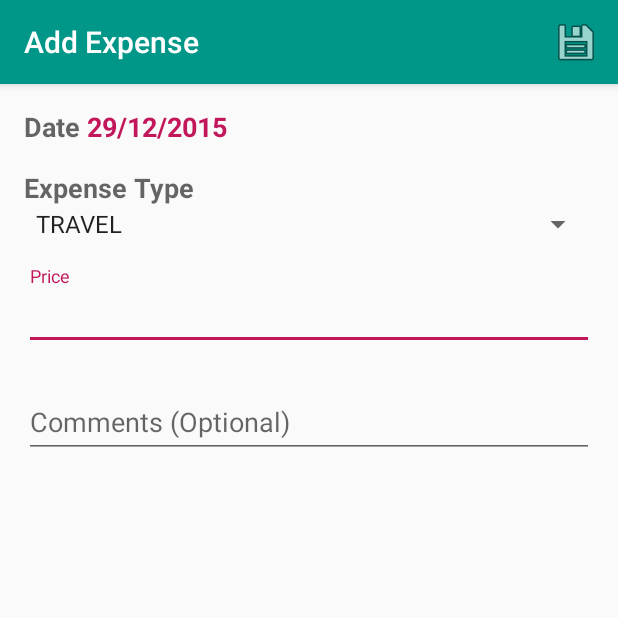
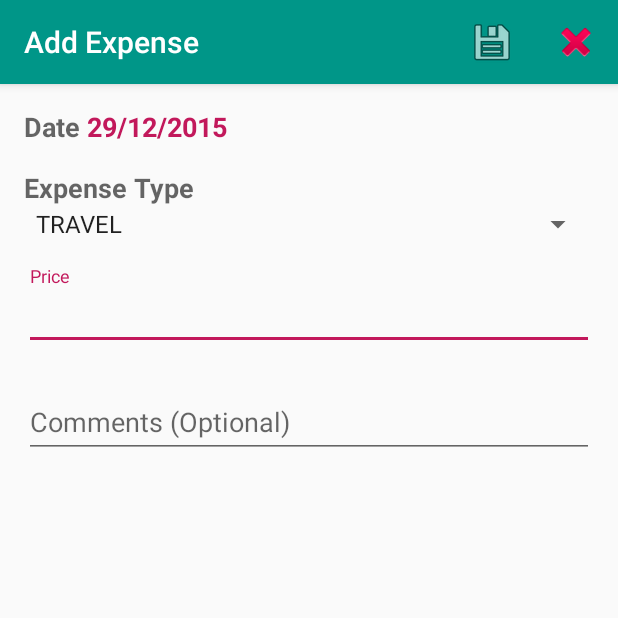
Before and after one commit to jayshildave/ExpenseTracker, an Android app: the screen it shows after launch (AddExpenseActivity), after a tap on "Add", on a phone screen of 412 x 824 dp, the top half of it. Run offline under Robolectric (Android 15) with nearby library versions, the phone set to English and light mode, and no system bars; libraries missing offline, so code that uses them is left out: com.orm, com.orm.query, com.wdullaer.materialdatetimepicker; 2 statements that could not run were skipped.

Commit message:
Added ability to delete a expense
Added ability to delete a expense

```diff
--- a/app/src/main/AndroidManifest.xml
+++ b/app/src/main/AndroidManifest.xml
@@ -29,7 +29,6 @@
             android:screenOrientation="portrait" />
         <activity
             android:name=".activity.WelcomeActivity"
-            android:label="@string/title_activity_welcome"
             android:screenOrientation="portrait">
             <intent-filter>
                 <action android:name="android.intent.action.MAIN" />
--- a/app/src/main/java/com/jd/app/android/expensetracker/activity/AddExpenseActivity.java
+++ b/app/src/main/java/com/jd/app/android/expensetracker/activity/AddExpenseActivity.java
@@ -1,5 +1,6 @@
 package com.jd.app.android.expensetracker.activity;
 
+import android.content.DialogInterface;
 import android.graphics.Color;
 import android.os.AsyncTask;
 import android.support.design.widget.TextInputLayout;
@@ -20,6 +21,7 @@ import android.widget.TextView;
 
 import com.jd.app.android.expensetracker.R;
 import com.jd.app.android.expensetracker.entity.Expense;
+import com.jd.app.android.expensetracker.utils.Util;
 import com.orm.query.Select;
 import com.wdullaer.materialdatetimepicker.date.DatePickerDialog;
 
@@ -45,6 +47,7 @@ public class AddExpenseActivity extends BaseActivity implements DatePickerDialog
 
     EditText miscellaneousTypeEditText;
     private long expenseId = -1L;
+    private Expense expense;
 
     @Override
     protected void onCreate(Bundle savedInstanceState) {
@@ -142,6 +145,9 @@ public class AddExpenseActivity extends BaseActivity implements DatePickerDialog
     @Override
     public boolean onCreateOptionsMenu(Menu menu) {
         getMenuInflater().inflate(R.menu.add_expense_menu, menu);
+        if (expenseId < 0) {
+            menu.getItem(1).setEnabled(false);
+        }
         return true;
     }
 
@@ -152,9 +158,23 @@ public class AddExpenseActivity extends BaseActivity implements DatePickerDialog
         //noinspection SimplifiableIfStatement
         if (id == R.id.action_save) {
             saveExpenseObject();
+        } else if (id == R.id.action_delete) {
+            deleteAllExpenses();
         }
 
         return super.onOptionsItemSelected(item);
+    }
+
+    void deleteAllExpenses() {
+        DialogInterface.OnClickListener positiveButtonListener = new DialogInterface.OnClickListener() {
+            @Override
+            public void onClick(DialogInterface dialog, int which) {
+                expense.delete();
+                finish();
+            }
+        };
+
+        Util.showConfirmationDialog(this, getString(R.string.delete_expense_message), getString(R.string.delete_label), getString(R.string.cancel_label), positiveButtonListener);
     }
 
     void saveExpenseObject() {
@@ -295,6 +315,7 @@ public class AddExpenseActivity extends BaseActivity implements DatePickerDialog
         protected void onPostExecute(Expense expense) {
             super.onPostExecute(expense);
             dismissProgress();
+            AddExpenseActivity.this.expense = expense;
             fillValues(expense);
         }
     }
--- a/app/src/main/java/com/jd/app/android/expensetracker/activity/WelcomeActivity.java
+++ b/app/src/main/java/com/jd/app/android/expensetracker/activity/WelcomeActivity.java
@@ -44,6 +44,9 @@ public class WelcomeActivity extends BaseActivity implements DayWiseFragment.OnD
     private DayWiseFragment dayWiseFragment;
     private String[] STORAGE_PERMISSION = {Manifest.permission.READ_EXTERNAL_STORAGE,
             Manifest.permission.WRITE_EXTERNAL_STORAGE};
+    private ViewPager viewPager;
+    private SectionsPagerAdapter sectionsPagerAdapter;
+    static final int REQUEST_EMAIL_CODE = 1001;
 
     @Override
     protected void onCreate(Bundle savedInstanceState) {
@@ -58,11 +61,11 @@ public class WelcomeActivity extends BaseActivity implements DayWiseFragment.OnD
 
         // Create the adapter that will return a fragment for each of the three
         // primary sections of the activity.
-        SectionsPagerAdapter sectionsPagerAdapter = new SectionsPagerAdapter(getSupportFragmentManager());
+        sectionsPagerAdapter = new SectionsPagerAdapter(getSupportFragmentManager());
 
 
         // Set up the ViewPager with the sections adapter.
-        final ViewPager viewPager = (ViewPager) findViewById(R.id.container);
+        viewPager = (ViewPager) findViewById(R.id.container);
         viewPager.setAdapter(sectionsPagerAdapter);
 
         viewPager.addOnPageChangeListener(new TabLayout.TabLayoutOnPageChangeListener(tabLayout));
@@ -177,6 +180,8 @@ public class WelcomeActivity extends BaseActivity implements DayWiseFragment.OnD
                 FetchAllExpenseAsyncTask fetchAllExpenseAsyncTask = new FetchAllExpenseAsyncTask();
                 fetchAllExpenseAsyncTask.execute();
             }
+        } else if (id == R.id.action_delete) {
+            deleteAllExpenses();
         }
 
         return super.onOptionsItemSelected(item);
@@ -235,13 +240,25 @@ public class WelcomeActivity extends BaseActivity implements DayWiseFragment.OnD
                         public void onScanCompleted(String path, Uri uri) {
                             String subject = getString(R.string.email_subject_label, simpleDateFormat.format(new Date()));
                             String mail = getString(R.string.email_content);
-                            Util.email(WelcomeActivity.this, subject, mail, path);
+                            Util.email(WelcomeActivity.this, subject, mail, path, REQUEST_EMAIL_CODE);
                         }
                     });
         } catch (IOException e) {
             // Unable to create file, likely because external storage is
             // not currently mounted.
         }
+    }
+
+    void deleteAllExpenses() {
+        DialogInterface.OnClickListener positiveButtonListener = new DialogInterface.OnClickListener() {
+            @Override
+            public void onClick(DialogInterface dialog, int which) {
+                Expense.deleteAll(Expense.class);
+                viewPager.setCurrentItem(0);
+            }
+        };
+
+        Util.showConfirmationDialog(this, getString(R.string.delete_expenses_message), getString(R.string.delete_label), getString(R.string.cancel_label), positiveButtonListener);
     }
 
     @Override
@@ -261,4 +278,17 @@ public class WelcomeActivity extends BaseActivity implements DayWiseFragment.OnD
             PermissionUtil.showPermissionErrorDialog(this, getString(R.string.storage_permission_required), getString(R.string.setting_label), getString(R.string.cancel_label), negativeButtonOnClickListener, getPackageName());
         }
     }
+
+    @Override
+    protected void onActivityResult(int requestCode, int resultCode, Intent data) {
+        if(requestCode == REQUEST_EMAIL_CODE){
+            if(resultCode == RESULT_OK){
+                // Mail was sent.
+                deleteAllExpenses();
+            } else if(resultCode == RESULT_CANCELED) {
+                // Sending was cancelled.
+            }
+        }
+        super.onActivityResult(requestCode, resultCode, data);
+    }
 }
--- a/app/src/main/res/menu/add_expense_menu.xml
+++ b/app/src/main/res/menu/add_expense_menu.xml
@@ -6,5 +6,11 @@
         android:id="@+id/action_save"
         android:icon="@android:drawable/ic_menu_save"
         android:title="@string/action_save"
-        app:showAsAction="always" />
+        app:showAsAction="withText|ifRoom" />
+
+    <item
+        android:id="@+id/action_delete"
+        android:icon="@android:drawable/ic_delete"
+        android:title="@string/action_delete"
+        app:showAsAction="withText|ifRoom" />
 </menu>
--- a/app/src/main/res/menu/welcome_menu.xml
+++ b/app/src/main/res/menu/welcome_menu.xml
@@ -6,11 +6,17 @@
         android:id="@+id/action_add"
         android:icon="@android:drawable/ic_menu_add"
         android:title="@string/action_add"
-        app:showAsAction="ifRoom" />
+        app:showAsAction="withText|ifRoom" />
 
     <item
         android:id="@+id/action_export"
         android:icon="@android:drawable/ic_menu_send"
         android:title="@string/action_send"
-        app:showAsAction="ifRoom" />
+        app:showAsAction="withText|ifRoom" />
+
+    <item
+        android:id="@+id/action_delete"
+        android:icon="@android:drawable/ic_delete"
+        android:title="@string/action_delete"
+        app:showAsAction="withText|ifRoom" />
 </menu>
--- a/app/src/main/res/values/strings.xml
+++ b/app/src/main/res/values/strings.xml
@@ -44,4 +44,8 @@
     <string name="send_mail_label">Send mail</string>
     <string name="email_subject_label">Expenses %1$s</string>
     <string name="email_content">Hi, Please find your expenses backup attached.</string>
+    <string name="action_delete">Delete</string>
+    <string name="delete_expenses_message">Are you sure you want to clear all expenses?</string>
+    <string name="delete_expense_message">Are you sure you want to delete the expense?</string>
+    <string name="delete_label">Delete</string>
 </resources>
```
Also changed, not shown: app/src/main/java/com/jd/app/android/expensetracker/utils/Util.java (+23 -2 lines).
